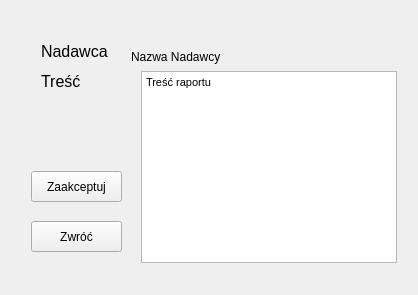
Above: project_managment/project_managment/raport_edycja_okno.ui from Sleyn2/IO_projectmanagement before the change. Below: the same form after it.
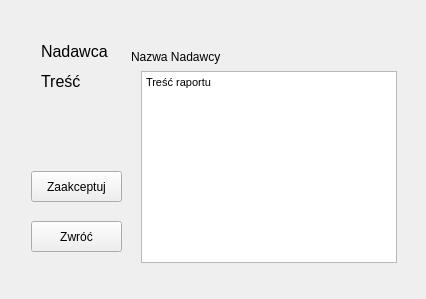
That is the form after the change.

```diff
--- a/project_managment/project_managment/raport_edycja_okno.ui
+++ b/project_managment/project_managment/raport_edycja_okno.ui
@@ -6,8 +6,8 @@
    <rect>
     <x>0</x>
     <y>0</y>
-    <width>418</width>
-    <height>295</height>
+    <width>426</width>
+    <height>299</height>
    </rect>
   </property>
   <property name="windowTitle">
```
